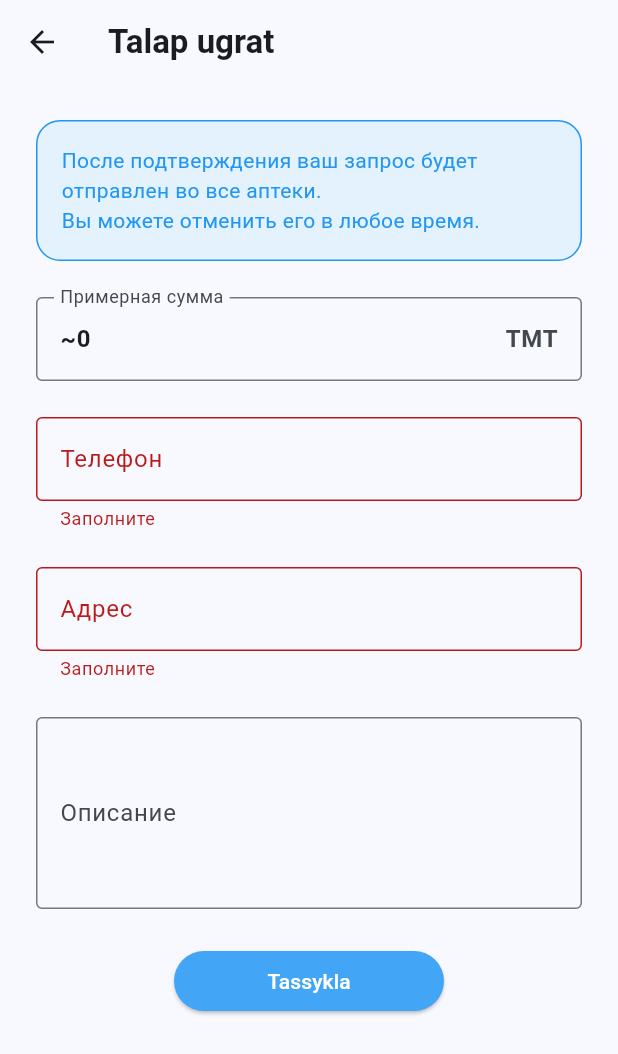
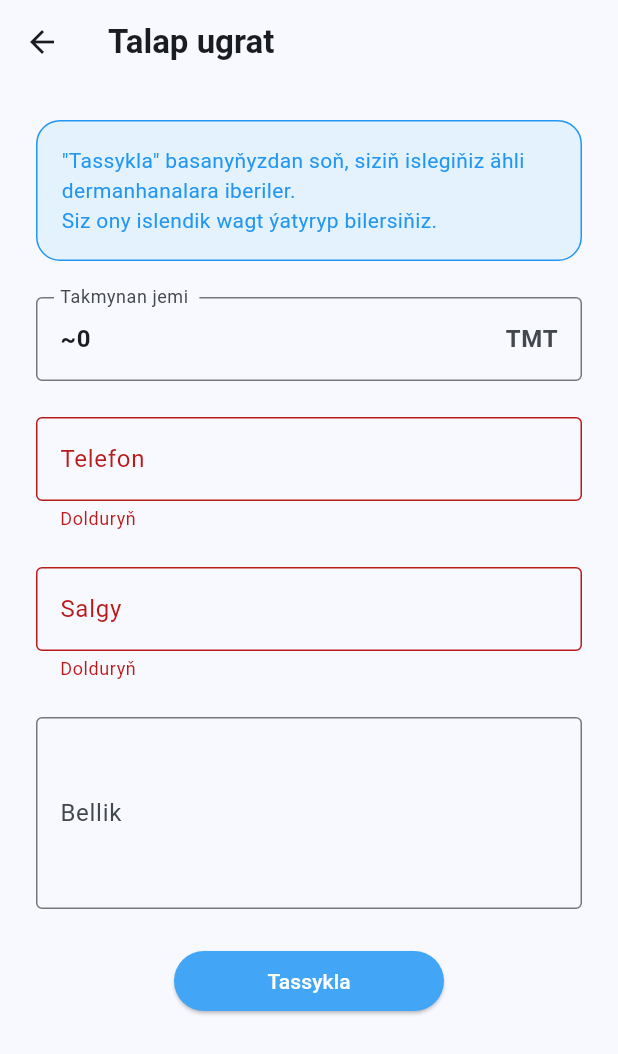
Before and after one commit to 5hanazar/pharmacy_flutter, a Flutter app: the CheckoutPage screen opened directly, after a tap on "Tassykla", on a phone screen of 412 x 824 dp. Shown: the top 1054 px of the screen. Run offline on Flutter 3.47's test engine with Material 3 defaults, Android fonts, the phone set to English and light mode, and no system bars; our stand-ins replace cached_network_image, dio, fluttertoast, get, infinite_scroll_pagination, persistent_bottom_nav_bar and 1 more; accounts and stored records are empty; network calls fail.

Commit message:
translate some stuff

```diff
--- a/lib/presentation/pages/page_checkout.dart
+++ b/lib/presentation/pages/page_checkout.dart
@@ -47,17 +47,17 @@ class _CheckoutPageState extends State<CheckoutPage> {
                         ),
                         borderRadius: BorderRadius.circular(16),
                       ),
-                      child: const Padding(
-                        padding: EdgeInsets.all(16),
-                        child: Text("После подтверждения ваш запрос будет отправлен во все аптеки.\nВы можете отменить его в любое время.", style: TextStyle(color: Colors.blue)),
+                      child: Padding(
+                        padding: const EdgeInsets.all(16),
+                        child: Text("text2".tr, style: const TextStyle(color: Colors.blue)),
                       )),
                   TextFormField(
                     initialValue: "~${controller.basketState.value?.total ?? 0}",
                     readOnly: true,
                     style: const TextStyle(fontWeight: FontWeight.bold),
-                    decoration: const InputDecoration(
-                      border: OutlineInputBorder(),
-                      labelText: 'Примерная сумма',
+                    decoration: InputDecoration(
+                      border: const OutlineInputBorder(),
+                      labelText: 'approximate_total'.tr,
                       suffixText: "TMT",
                     ),
                   ),
@@ -71,14 +71,14 @@ class _CheckoutPageState extends State<CheckoutPage> {
                         FilteringTextInputFormatter.digitsOnly,
                         LengthLimitingTextInputFormatter(8),
                       ],
-                      decoration: const InputDecoration(
-                        border: OutlineInputBorder(),
-                        labelText: 'Телефон',
+                      decoration: InputDecoration(
+                        border: const OutlineInputBorder(),
+                        labelText: 'phone'.tr,
                         prefixText: "+993 ",
                       ),
                       validator: (String? value) {
                         if (value == null || value.isEmpty || value.length != 8 || !RegExp(r'^\d{8}$').hasMatch(value)) {
-                          return 'Заполните';
+                          return 'fill_up'.tr;
                         }
                         return null;
                       },
@@ -87,10 +87,10 @@ class _CheckoutPageState extends State<CheckoutPage> {
                   TextFormField(
                     controller: _address,
                     readOnly: _isLoading,
-                    decoration: const InputDecoration(border: OutlineInputBorder(), labelText: 'Адрес'),
+                    decoration: InputDecoration(border: const OutlineInputBorder(), labelText: 'address'.tr),
                     validator: (String? value) {
                       if (value == null || value.isEmpty) {
-                        return 'Заполните';
+                        return 'fill_up'.tr;
                       }
                       return null;
                     },
@@ -101,7 +101,7 @@ class _CheckoutPageState extends State<CheckoutPage> {
                       controller: _description,
                       readOnly: _isLoading,
                       maxLines: 4,
-                      decoration: const InputDecoration(border: OutlineInputBorder(), labelText: 'Описание'),
+                      decoration: InputDecoration(border: const OutlineInputBorder(), labelText: 'description'.tr),
                     ),
                   ),
                   Align(
--- a/lib/presentation/pages/page_home.dart
+++ b/lib/presentation/pages/page_home.dart
@@ -112,9 +112,9 @@ class _Caution extends StatelessWidget {
           ),
           borderRadius: BorderRadius.circular(16),
         ),
-        child: const Padding(
-          padding: EdgeInsets.all(16),
-          child: Text("Указанные цены товаров являются приблизительными.\nНастоящую стоимость сообщат аптеки после принятия вашего запроса.", style: TextStyle(color: Colors.blue)),
+        child: Padding(
+          padding: const EdgeInsets.all(16),
+          child: Text("text1".tr, style: const TextStyle(color: Colors.blue)),
         ));
   }
 }
--- a/lib/presentation/pages/page_products.dart
+++ b/lib/presentation/pages/page_products.dart
@@ -32,6 +32,17 @@ class _ProductsPageState extends State<ProductsPage> {
   final PagingController<int, ProductDto> _pagingController = PagingController(firstPageKey: 0);
 
   Future<void> _fetchPage(int pageKey) async {
+    if (widget.groupCode == "" && _searchTerm.isEmpty) {
+      _pagingController.appendLastPage([]);
+      WidgetsBinding.instance.addPostFrameCallback((_) {
+        if (mounted) {
+          setState(() {
+            _title = "all_products".tr;
+          });
+        }
+      });
+      return;
+    }
     try {
       final result = await repo.getProducts(pageKey + 1, widget.groupCode, _searchTerm);
       setState(() {
--- a/lib/presentation/views/view_order_request.dart
+++ b/lib/presentation/views/view_order_request.dart
@@ -50,7 +50,7 @@ class OrderRequestView extends StatelessWidget {
                     }).toList()),
               ),
             ),
-            Row(children: [Expanded(child: Text(order.createdDate, style: const TextStyle(color: Colors.blueGrey))), Text(order.total.toString(), style: const TextStyle(fontWeight: FontWeight.bold, fontSize: 18)), const Text("  TMT")]),
+            Row(children: [Expanded(child: Text(order.createdDate, style: const TextStyle(color: Colors.blueGrey, fontSize: 12))), Text(order.total.toString(), style: const TextStyle(fontWeight: FontWeight.bold, fontSize: 18)), const Text("  TMT")]),
           ],
         ),
       ),
@@ -58,7 +58,7 @@ class OrderRequestView extends StatelessWidget {
         showDialog<String>(
           context: context,
           builder: (BuildContext context) => AlertDialog(
-            title: Text("${'cancel_order'.tr}?"),
+            title: Text('cancel_order'.tr),
             actions: <Widget>[
               TextButton(
                 onPressed: () => Navigator.pop(context),
--- a/lib/resources/my_translations.dart
+++ b/lib/resources/my_translations.dart
@@ -20,6 +20,14 @@ class MyTranslations extends Translations {
       'cancel': 'Отменить',
       'yes': 'Да',
       'no': 'Нет',
+      'all_products': 'Все продукты',
+      'approximate_total': 'Примерная сумма',
+      'phone': 'Телефон',
+      'address': 'Адрес',
+      'description': 'Описание',
+      'fill_up': 'Заполните',
+      'text1': 'Указанные цены товаров являются приблизительными.\nНастоящую стоимость сообщат аптеки после принятия вашего запроса.',
+      'text2': 'После подтверждения ваш запрос будет отправлен во все аптеки.\nВы можете отменить его в любое время.',
     },
     'tm_TM': {
       'products': 'Harytlar',
@@ -38,6 +46,14 @@ class MyTranslations extends Translations {
       'cancel': 'Yza dolan',
       'yes': 'Hawa',
       'no': 'Ýok',
+      'all_products': 'Ähli dermanlar',
+      'approximate_total': 'Takmynan jemi ',
+      'phone': 'Telefon',
+      'address': 'Salgy',
+      'description': 'Bellik',
+      'fill_up': 'Dolduryň',
+      'text1': 'Harytlaryň ýakynlaşan bahalary görkezilendir.\nHakyky bahany dermanhanalar siziň talabyňyzy kabul edenden soň habar bererler.',
+      'text2': '"Tassykla" basanyňyzdan soň, siziň islegiňiz ähli dermanhanalara iberiler.\nSiz ony islendik wagt ýatyryp bilersiňiz.',
     }
   };
 }
```
